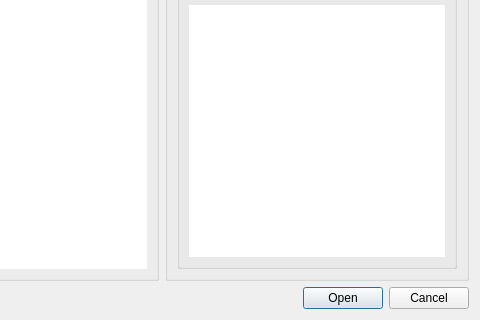
Old version of the form FLIMfitLibrary/FLIMfitQT/ImporterWidget.ui in the repository flimfit/FLIMfit; both pictures show x 323 to 803 and y 178 to 498 of the 803 by 498 pixel window.
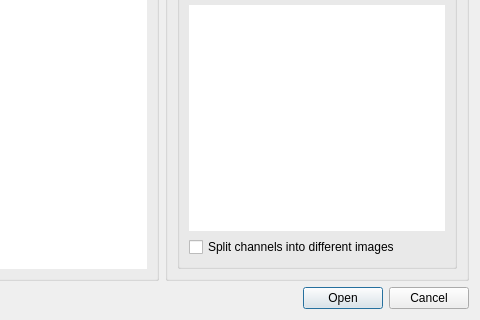
New version of the form.

```diff
--- a/FLIMfitLibrary/FLIMfitQT/ImporterWidget.ui
+++ b/FLIMfitLibrary/FLIMfitQT/ImporterWidget.ui
@@ -180,6 +180,13 @@
              </property>
             </widget>
            </item>
+           <item>
+            <widget class="QCheckBox" name="split_channels_check">
+             <property name="text">
+              <string>Split channels into different images</string>
+             </property>
+            </widget>
+           </item>
           </layout>
          </widget>
         </item>
```
Left out of the diff: 2 changed lines with no effect on the pictures.
